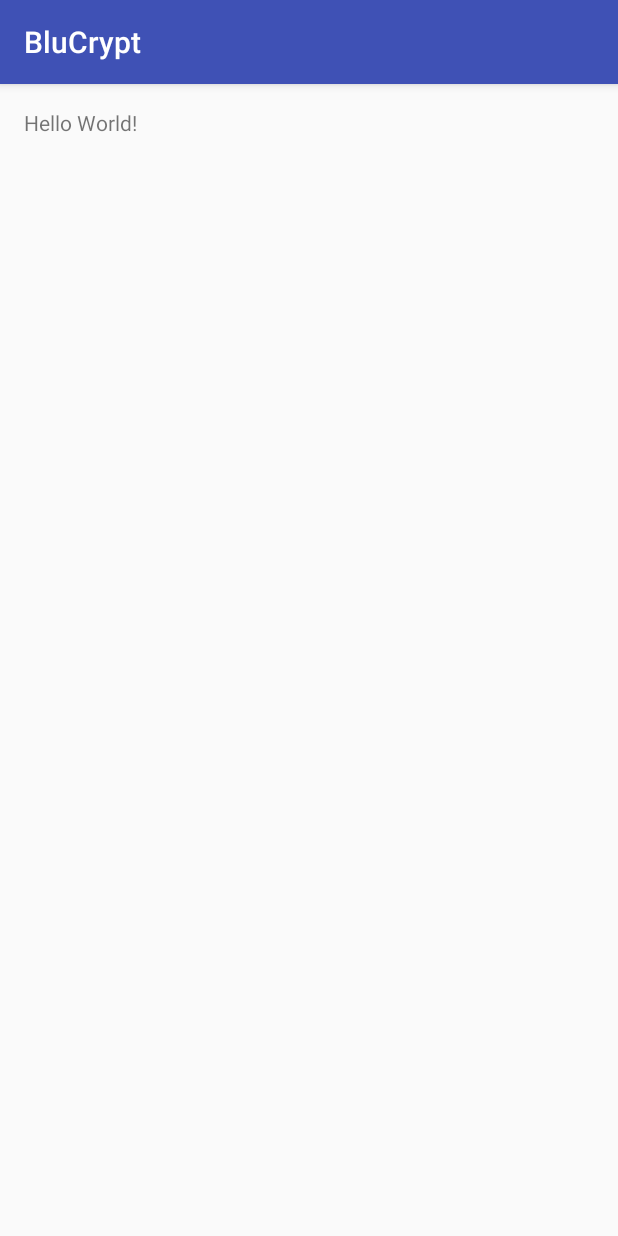
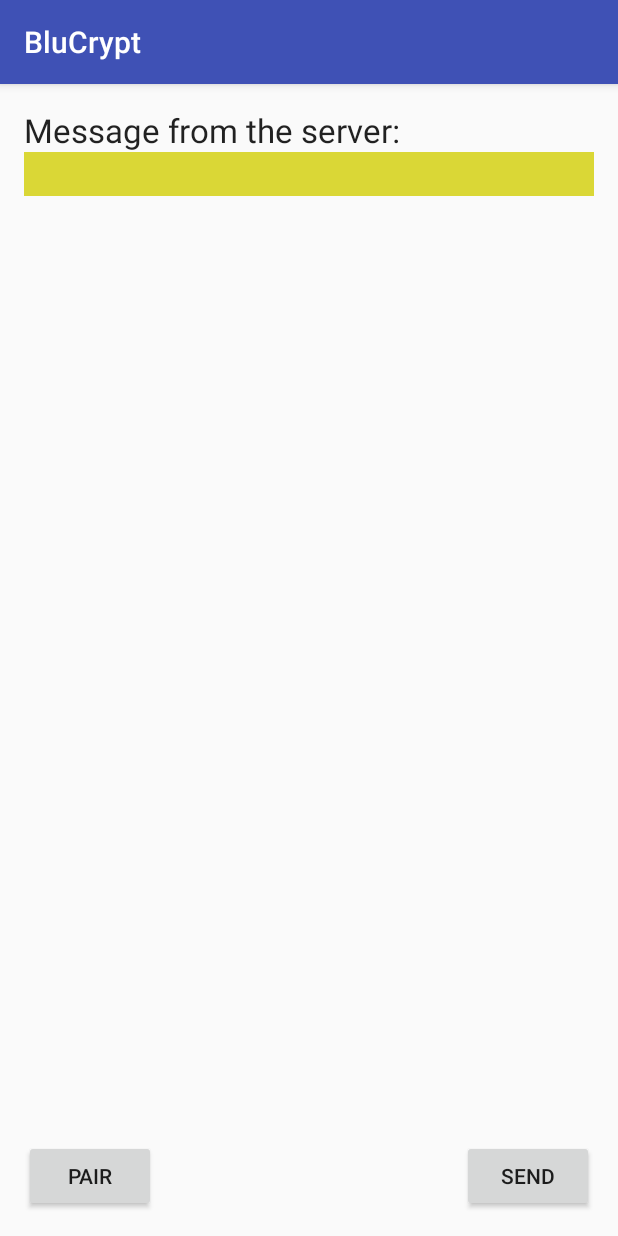
Before and after one commit to thejtshow/BluCrypt, an Android app: the screen it shows after launch (StartupActivity), on a phone screen of 412 x 824 dp. Run offline under Robolectric (Android 15) with nearby library versions, the phone set to English and light mode, and no system bars.

```diff
--- a/Android/app/src/main/AndroidManifest.xml
+++ b/Android/app/src/main/AndroidManifest.xml
@@ -1,6 +1,8 @@
 <?xml version="1.0" encoding="utf-8"?>
 <manifest xmlns:android="http://schemas.android.com/apk/res/android"
     package="csce5013.blucrypt">
+
+    <uses-permission android:name="android.permission.BLUETOOTH" />
 
     <application
         android:allowBackup="true"
--- a/Android/app/src/main/java/csce5013/blucrypt/StartupActivity.java
+++ b/Android/app/src/main/java/csce5013/blucrypt/StartupActivity.java
@@ -1,16 +1,72 @@
 package csce5013.blucrypt;
 
+import android.bluetooth.BluetoothAdapter;
+import android.content.Intent;
 import android.support.v7.app.AppCompatActivity;
 import android.os.Bundle;
 import android.util.Log;
+import android.view.View;
+import android.widget.Button;
+import android.widget.TextView;
+import android.widget.Toast;
 
 public class StartupActivity extends AppCompatActivity {
+
+    public static final String TAG = "tingxiny";
+    public static final int REQUEST_ENABLE_BT = 1;
+
+
+    BluetoothAdapter mBluetoothAdapter;
 
     @Override
     protected void onCreate(Bundle savedInstanceState) {
         super.onCreate(savedInstanceState);
         setContentView(R.layout.activity_startup);
 
-        Log.i("tingxiny", "Tingxiny branch.");
+        TextView message = (TextView) findViewById(R.id.message);
+        Button   sendBtn = (Button)   findViewById(R.id.sendBtn);
+        Button   pairBtn = (Button)   findViewById(R.id.pairBtn);
+
+        initBluetooth();
+
+
+    }
+
+    /*
+     * TODO: implement BT manager initialization.
+     */
+    private void initBluetooth() {
+        mBluetoothAdapter = BluetoothAdapter.getDefaultAdapter();
+        if (mBluetoothAdapter == null) {
+
+            Log.i(TAG, "BT not available.");
+
+            Toast.makeText(getApplicationContext(),
+                    "Bluetooth device not available. Please check your BT setting.",
+                    Toast.LENGTH_SHORT);
+        }
+        else {
+            if (!mBluetoothAdapter.isEnabled()) {
+
+                Log.i(TAG, "BT not enabled.");
+
+                Intent enableBtIntent = new Intent(BluetoothAdapter.ACTION_REQUEST_ENABLE);
+                startActivityForResult(enableBtIntent, REQUEST_ENABLE_BT);
+            }
+        }
+    }
+
+    /*
+     * TODO: implement pairing with server.
+     */
+    public void onPair(View view) {
+
+    }
+
+    /*
+     * TODO: implement sending message to server.
+     */
+    public void onSend(View view) {
+
     }
 }
--- a/Android/app/src/main/res/layout/activity_startup.xml
+++ b/Android/app/src/main/res/layout/activity_startup.xml
@@ -9,8 +9,47 @@
     android:paddingTop="@dimen/activity_vertical_margin"
     tools:context="csce5013.blucrypt.StartupActivity">
 
+    <Button
+        android:layout_width="wrap_content"
+        android:layout_height="wrap_content"
+        android:text="Pair"
+        android:id="@+id/pairBtn"
+        android:layout_alignParentBottom="true"
+        android:layout_alignParentLeft="true"
+        android:layout_alignParentStart="true"
+        android:onClick="onPair"/>
+
+    <Button
+        android:layout_width="wrap_content"
+        android:layout_height="wrap_content"
+        android:text="Send"
+        android:id="@+id/sendBtn"
+        android:layout_alignBottom="@+id/pairBtn"
+        android:layout_alignParentRight="true"
+        android:layout_alignParentEnd="true"
+        android:onClick="onSend"/>
+
     <TextView
         android:layout_width="wrap_content"
         android:layout_height="wrap_content"
-        android:text="Hello World!" />
+        android:textAppearance="?android:attr/textAppearanceLarge"
+        android:text="@string/description"
+        android:id="@+id/desc"
+        android:layout_alignParentTop="true"
+        android:layout_alignParentLeft="true"
+        android:layout_alignParentStart="true" />
+
+    <TextView
+        android:layout_width="wrap_content"
+        android:layout_height="wrap_content"
+        android:textAppearance="?android:attr/textAppearanceLarge"
+        android:text="@string/message"
+        android:id="@+id/message"
+        android:layout_below="@+id/desc"
+        android:layout_alignParentLeft="true"
+        android:layout_alignParentStart="true"
+        android:layout_alignRight="@+id/sendBtn"
+        android:layout_alignEnd="@+id/sendBtn"
+        android:background="#dad736" />
+
 </RelativeLayout>
--- a/Android/app/src/main/res/values/strings.xml
+++ b/Android/app/src/main/res/values/strings.xml
@@ -1,3 +1,5 @@
 <resources>
     <string name="app_name">BluCrypt</string>
+    <string name="description">Message from the server:</string>
+    <string name="message"></string>
 </resources>
```
Also changed, not shown: 1 other file.
